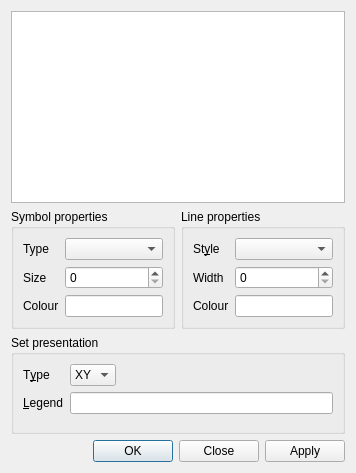
First picture: the form in src/Dialogs/SetAppearance.ui, repository lorenzo-rovigatti/disgrace, before the edit.
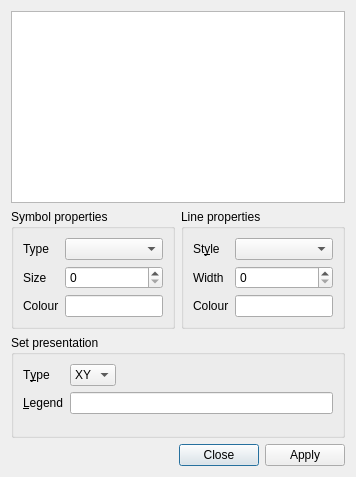
Second picture: the form after the edit.

Commit message:
The appearance set dialog is now fully working
1) Removed the Ok button
2) The symbol panel is now fully functional

```diff
--- a/src/Dialogs/SetAppearance.ui
+++ b/src/Dialogs/SetAppearance.ui
@@ -7,7 +7,7 @@
     <x>0</x>
     <y>0</y>
     <width>356</width>
-    <height>473</height>
+    <height>477</height>
    </rect>
   </property>
   <property name="windowTitle">
@@ -179,7 +179,7 @@
       <enum>Qt::Horizontal</enum>
      </property>
      <property name="standardButtons">
-      <set>QDialogButtonBox::Apply|QDialogButtonBox::Close|QDialogButtonBox::Ok</set>
+      <set>QDialogButtonBox::Apply|QDialogButtonBox::Close</set>
      </property>
      <property name="centerButtons">
       <bool>false</bool>
```
The commit also changes 8 other files.
